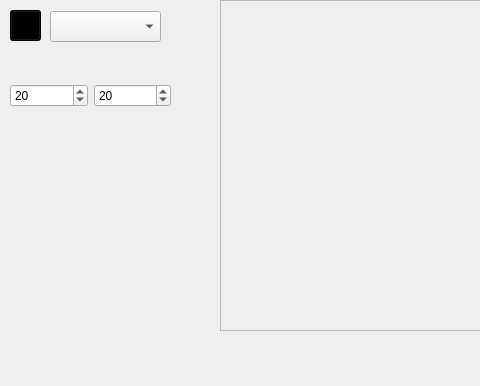
Qt form qt_drawing_app/mainwindow.ui (villuette/drawing_app) before a commit; both pictures show x 0 to 480 and y 0 to 386 of the 799 by 386 pixel window.
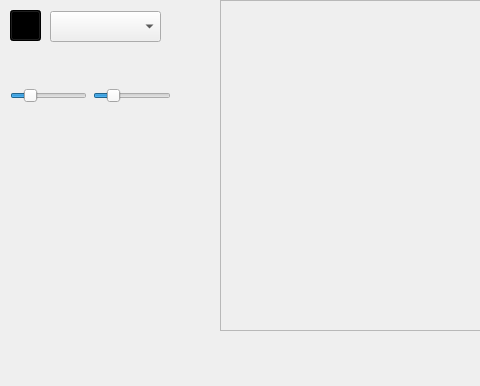
The same form after that commit. Custom widgets are drawn as their Qt base class.

```diff
--- a/qt_drawing_app/mainwindow.ui
+++ b/qt_drawing_app/mainwindow.ui
@@ -73,17 +73,23 @@
     </property>
     <layout class="QHBoxLayout" name="sizePickerLayout">
      <item>
-      <widget class="QSpinBox" name="spinBox_w">
+      <widget class="QSlider" name="width_slider">
        <property name="value">
         <number>20</number>
        </property>
+       <property name="orientation">
+        <enum>Qt::Horizontal</enum>
+       </property>
       </widget>
      </item>
      <item>
-      <widget class="QSpinBox" name="spinBox_h">
+      <widget class="QSlider" name="height_slider">
        <property name="value">
         <number>20</number>
        </property>
+       <property name="orientation">
+        <enum>Qt::Horizontal</enum>
+       </property>
       </widget>
      </item>
     </layout>
```
Left out of the diff: 64 changed lines with no effect on the pictures.
